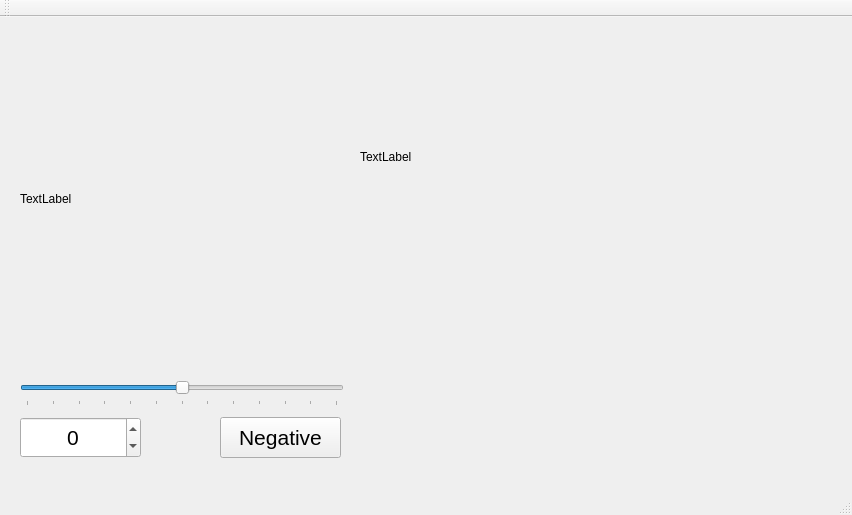
The window that mainwindow.ui (ahmetcihan/opencv_playground) describes before a commit, drawn with Qt 5.
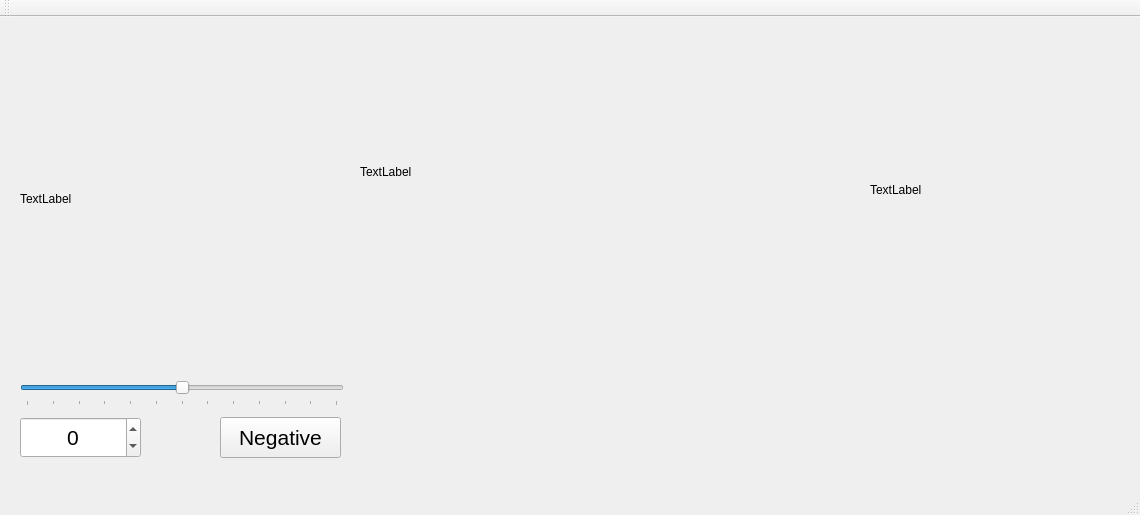
The same window after the commit.

Patch:
```diff
--- a/mainwindow.ui
+++ b/mainwindow.ui
@@ -6,7 +6,7 @@
    <rect>
     <x>0</x>
     <y>0</y>
-    <width>852</width>
+    <width>1140</width>
     <height>515</height>
    </rect>
   </property>
@@ -100,23 +100,26 @@
       <x>360</x>
       <y>20</y>
       <width>480</width>
-      <height>240</height>
+      <height>270</height>
      </rect>
     </property>
     <property name="text">
      <string>TextLabel</string>
     </property>
    </widget>
-  </widget>
-  <widget class="QMenuBar" name="menuBar">
+   <widget class="QLabel" name="label_ahmet">
    <property name="geometry">
     <rect>
-     <x>0</x>
-     <y>0</y>
-     <width>852</width>
-     <height>25</height>
-    </rect>
-   </property>
+      <x>870</x>
+      <y>20</y>
+      <width>252</width>
+      <height>306</height>
+     </rect>
+    </property>
+    <property name="text">
+     <string>TextLabel</string>
+    </property>
+   </widget>
   </widget>
   <widget class="QToolBar" name="mainToolBar">
    <attribute name="toolBarArea">
```
Left out of the diff: 10 changed lines with no effect on the pictures. Lines whose indentation alone changed are shown as unchanged.
